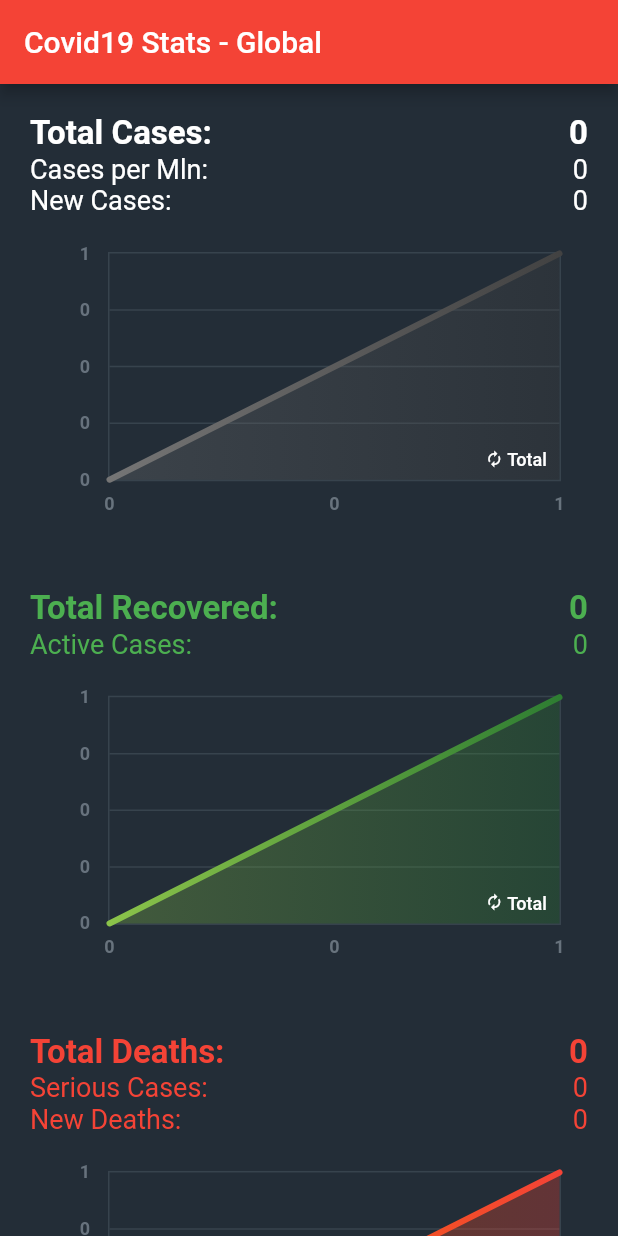
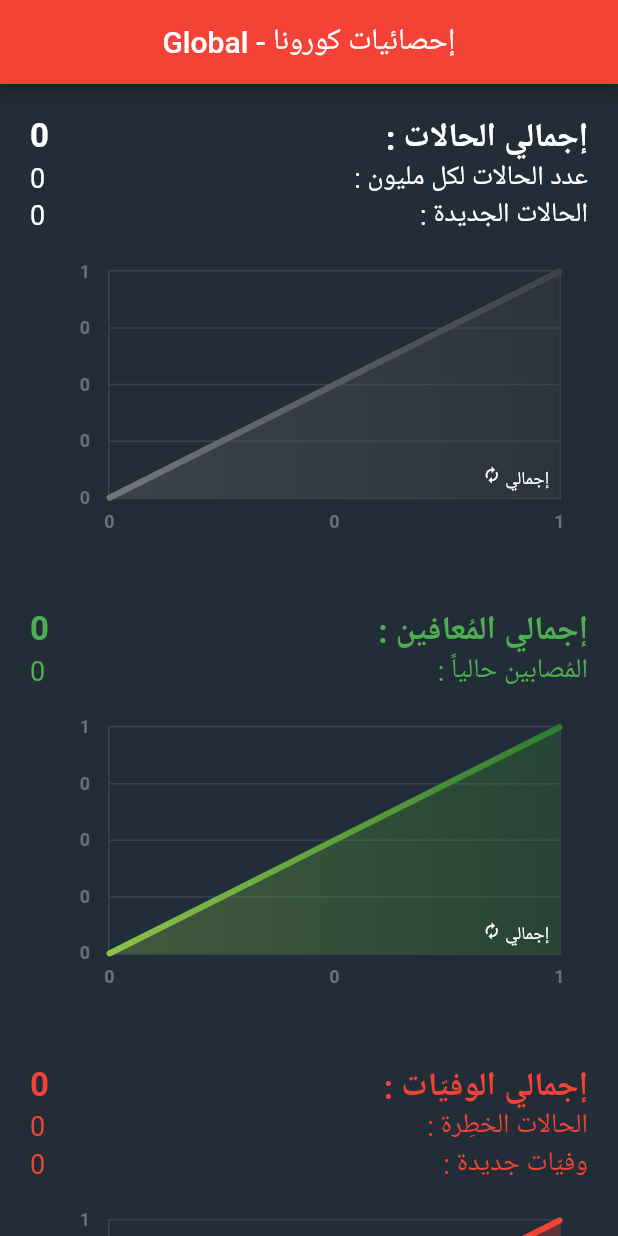
Before and after one commit to EidarousDev/covid19_stats, a Flutter app: the screen it shows after launch, on a phone screen of 412 x 824 dp. Run offline on Flutter 3.47's test engine with Material 2 defaults, Android fonts, the phone set to English and light mode, and no system bars; drawn by our look-alikes of fl_chart, liquid_pull_to_refresh.

Commit message:
Covid19 Stats Localization

```diff
--- a/lib/main.dart
+++ b/lib/main.dart
@@ -4,7 +4,6 @@ import 'package:liquid_pull_to_refresh/liquid_pull_to_refresh.dart';
 import 'package:fl_chart/fl_chart.dart';
 import 'package:flutter/material.dart';
 import 'package:http/http.dart' as http;
-import 'dart:developer' as dev;
 import 'dart:math';
 
 void main() => runApp(MyApp());
@@ -16,7 +15,7 @@ class MyApp extends StatelessWidget {
   Widget build(BuildContext context) {
     return MaterialApp(
       debugShowCheckedModeBanner: false,
-      title: 'Covid19 Stats',
+      title: 'إحصائيات فيروس كورونا',
       theme: ThemeData(primarySwatch: Colors.red),
       home: MyHomePage(),
     );
@@ -95,7 +94,8 @@ class _MyHomePageState extends State<MyHomePage> with TickerProviderStateMixin {
     return Scaffold(
       backgroundColor: Color(0xff232d37),
       appBar: AppBar(
-        title: Text("Covid19 Stats - " + country),
+        centerTitle: true,
+        title: Text(country + " - إحصائيات كورونا"),
       ),
       body: LiquidPullToRefresh(
         springAnimationDurationInMilliseconds: springAnimationDuration,
@@ -110,26 +110,28 @@ class _MyHomePageState extends State<MyHomePage> with TickerProviderStateMixin {
             Row(
               mainAxisAlignment: MainAxisAlignment.spaceBetween,
               children: <Widget>[
-                Text(
-                  'Total Cases:',
-                  style: TextStyle(color: Colors.white, fontSize: 22, fontWeight: FontWeight.bold),
-                ),
                 Counter(
-                  textStyle: TextStyle(color: Colors.white, fontSize: 22, fontWeight: FontWeight.bold),
+                  textStyle: TextStyle(
+                      color: Colors.white,
+                      fontSize: 22,
+                      fontWeight: FontWeight.bold),
                   animation: new StepTween(
                     begin: 0, //prevTotalCases,
                     end: countryData[country][0],
                   ).animate(_controller),
+                ),
+                Text(
+                  ': إجمالي الحالات',
+                  style: TextStyle(
+                      color: Colors.white,
+                      fontSize: 22,
+                      fontWeight: FontWeight.bold),
                 ),
               ],
             ),
             Row(
               mainAxisAlignment: MainAxisAlignment.spaceBetween,
               children: <Widget>[
-                Text(
-                  'Cases per Mln:',
-                  style: TextStyle(color: Colors.white, fontSize: 18),
-                ),
                 Counter(
                   textStyle: TextStyle(color: Colors.white, fontSize: 18),
                   animation: new StepTween(
@@ -137,21 +139,25 @@ class _MyHomePageState extends State<MyHomePage> with TickerProviderStateMixin {
                     end: (countryData[country][7] as double).toInt(),
                   ).animate(_controller),
                 ),
+                Text(
+                  ': عدد الحالات لكل مليون',
+                  style: TextStyle(color: Colors.white, fontSize: 18),
+                ),
               ],
             ),
             Row(
               mainAxisAlignment: MainAxisAlignment.spaceBetween,
               children: <Widget>[
-                Text(
-                  'New Cases:',
-                  style: TextStyle(color: Colors.white, fontSize: 18),
-                ),
                 Counter(
                   textStyle: TextStyle(color: Colors.white, fontSize: 18),
                   animation: new StepTween(
                     begin: 0, //prevTotalCases,
                     end: countryData[country][1],
                   ).animate(_controller),
+                ),
+                Text(
+                  ': الحالات الجديدة',
+                  style: TextStyle(color: Colors.white, fontSize: 18),
                 ),
               ],
             ),
@@ -160,32 +166,38 @@ class _MyHomePageState extends State<MyHomePage> with TickerProviderStateMixin {
             Row(
               mainAxisAlignment: MainAxisAlignment.spaceBetween,
               children: <Widget>[
-                Text(
-                  'Total Recovered:',
-                  style: TextStyle(color: Colors.green, fontSize: 22, fontWeight: FontWeight.bold),
-                ),
                 Counter(
-                  textStyle: TextStyle(color: Colors.green, fontSize: 22, fontWeight: FontWeight.bold),
+                  textStyle: TextStyle(
+                      color: Colors.green,
+                      fontSize: 22,
+                      fontWeight: FontWeight.bold),
                   animation: new StepTween(
                     begin: 0, //prevRecoveredCases,
                     end: countryData[country][4],
                   ).animate(_controller),
-                )
+                ),
+                Text(
+                  ': إجمالي المُعافين',
+                  style: TextStyle(
+                      color: Colors.green,
+                      fontSize: 22,
+                      fontWeight: FontWeight.bold),
+                ),
               ],
             ),
             Row(
               mainAxisAlignment: MainAxisAlignment.spaceBetween,
               children: <Widget>[
-                Text(
-                  'Active Cases:',
-                  style: TextStyle(color: Colors.green, fontSize: 18),
-                ),
                 Counter(
                   textStyle: TextStyle(color: Colors.green, fontSize: 18),
                   animation: new StepTween(
                     begin: 0, //prevTotalCases,
                     end: countryData[country][5],
                   ).animate(_controller),
+                ),
+                Text(
+                  ': المُصابين حالياً',
+                  style: TextStyle(color: Colors.green, fontSize: 18),
                 ),
               ],
             ),
@@ -194,26 +206,28 @@ class _MyHomePageState extends State<MyHomePage> with TickerProviderStateMixin {
             Row(
               mainAxisAlignment: MainAxisAlignment.spaceBetween,
               children: <Widget>[
-                Text(
-                  'Total Deaths:',
-                  style: TextStyle(color: Colors.red, fontSize: 22, fontWeight: FontWeight.bold),
-                ),
                 Counter(
-                  textStyle: TextStyle(color: Colors.red, fontSize: 22, fontWeight: FontWeight.bold),
+                  textStyle: TextStyle(
+                      color: Colors.red,
+                      fontSize: 22,
+                      fontWeight: FontWeight.bold),
                   animation: new StepTween(
                     begin: 0, //prevDeathCases,
                     end: countryData[country][2],
                   ).animate(_controller),
-                )
+                ),
+                Text(
+                  ': إجمالي الوفيّات',
+                  style: TextStyle(
+                      color: Colors.red,
+                      fontSize: 22,
+                      fontWeight: FontWeight.bold),
+                ),
               ],
             ),
             Row(
               mainAxisAlignment: MainAxisAlignment.spaceBetween,
               children: <Widget>[
-                Text(
-                  'Serious Cases:',
-                  style: TextStyle(color: Colors.red, fontSize: 18),
-                ),
                 Counter(
                   textStyle: TextStyle(color: Colors.red, fontSize: 18),
                   animation: new StepTween(
@@ -221,21 +235,25 @@ class _MyHomePageState extends State<MyHomePage> with TickerProviderStateMixin {
                     end: countryData[country][6],
                   ).animate(_controller),
                 ),
+                Text(
+                  ': الحالات الخطِرة',
+                  style: TextStyle(color: Colors.red, fontSize: 18),
+                ),
               ],
             ),
             Row(
               mainAxisAlignment: MainAxisAlignment.spaceBetween,
               children: <Widget>[
-                Text(
-                  'New Deaths:',
-                  style: TextStyle(color: Colors.red, fontSize: 18),
-                ),
                 Counter(
                   textStyle: TextStyle(color: Colors.red, fontSize: 18),
                   animation: new StepTween(
                     begin: 0, //prevTotalCases,
                     end: countryData[country][3],
                   ).animate(_controller),
+                ),
+                Text(
+                  ': وفيّات جديدة',
+                  style: TextStyle(color: Colors.red, fontSize: 18),
                 ),
               ],
             ),
@@ -245,11 +263,15 @@ class _MyHomePageState extends State<MyHomePage> with TickerProviderStateMixin {
                 ? FlatButton(
                     child: Container(
                         padding: EdgeInsets.all(10),
-                        decoration: BoxDecoration(color: Colors.grey, borderRadius: BorderRadius.circular(4)),
+                        decoration: BoxDecoration(
+                            color: Colors.grey,
+                            borderRadius: BorderRadius.circular(4)),
                         child: Row(
                           mainAxisAlignment: MainAxisAlignment.center,
                           children: <Widget>[
-                            Text("Load Charts", style: TextStyle(color: Color(0xff232d37), fontSize: 18)),
+                            Text("تحميل الإحصائيات",
+                                style: TextStyle(
+                                    color: Color(0xff232d37), fontSize: 18)),
                           ],
                         )),
                     onPressed: () {
@@ -270,7 +292,7 @@ class _MyHomePageState extends State<MyHomePage> with TickerProviderStateMixin {
           onPressed: () {
             navigateToSelection(context);
           },
-          tooltip: 'Select Country',
+          tooltip: 'إختر دولة',
           child: Icon(Icons.public),
         ),
       ),
@@ -297,15 +319,19 @@ class _MyHomePageState extends State<MyHomePage> with TickerProviderStateMixin {
 
   Widget createGraph(int type) {
     var daily = chartsData[country][2 + type];
-    var lineChartData = daily ? dailyData(chartsData[country][type - 1]) : totalData(chartsData[country][type - 1]);
+    var lineChartData = daily
+        ? dailyData(chartsData[country][type - 1])
+        : totalData(chartsData[country][type - 1]);
     return Stack(
       children: <Widget>[
         AspectRatio(
           aspectRatio: 1.70,
           child: Container(
             child: Padding(
-                padding: const EdgeInsets.only(right: 18.0, left: 12.0, top: 24, bottom: 12),
-                child: new LineChart(lineChartData, swapAnimationDuration: Duration(seconds: 1))),
+                padding: const EdgeInsets.only(
+                    right: 18.0, left: 12.0, top: 24, bottom: 12),
+                child: new LineChart(lineChartData,
+                    swapAnimationDuration: Duration(seconds: 1))),
           ),
         ),
         Positioned.fill(
@@ -318,14 +344,15 @@ class _MyHomePageState extends State<MyHomePage> with TickerProviderStateMixin {
                 highlightColor: Colors.transparent,
                 onPressed: () {
                   setState(() {
-                    chartsData[country][2 + type] = !chartsData[country][2 + type];
+                    chartsData[country][2 + type] =
+                        !chartsData[country][2 + type];
                   });
                 },
                 child: Wrap(
                   children: <Widget>[
                     Icon(Icons.autorenew, color: Colors.white, size: 12),
                     Text(
-                      chartsData[country][2 + type] ? ' Daily' : ' Total',
+                      chartsData[country][2 + type] ? ' يومي' : ' إجمالي',
                       style: TextStyle(
                         fontSize: 12,
                         color: Colors.white,
@@ -384,7 +411,10 @@ class _MyHomePageState extends State<MyHomePage> with TickerProviderStateMixin {
           interval: hInterval,
           showTitles: true,
           reservedSize: 22,
-          textStyle: TextStyle(color: const Color(0xff68737d), fontWeight: FontWeight.bold, fontSize: 12),
+          textStyle: TextStyle(
+              color: const Color(0xff68737d),
+              fontWeight: FontWeight.bold,
+              fontSize: 12),
           getTitles: (value) {
             return xLabels[value.toInt()];
           },
@@ -410,7 +440,9 @@ class _MyHomePageState extends State<MyHomePage> with TickerProviderStateMixin {
           margin: 12,
         ),
       ),
-      borderData: FlBorderData(show: true, border: Border.all(color: const Color(0xff37434d), width: 1)),
+      borderData: FlBorderData(
+          show: true,
+          border: Border.all(color: const Color(0xff37434d), width: 1)),
       minX: 0,
       maxX: (values.length - 1).toDouble(),
       minY: 0,
@@ -427,7 +459,8 @@ class _MyHomePageState extends State<MyHomePage> with TickerProviderStateMixin {
           ),
           belowBarData: BarAreaData(
             show: true,
-            colors: gradientColors.map((color) => color.withOpacity(0.3)).toList(),
+            colors:
+                gradientColors.map((color) => color.withOpacity(0.3)).toList(),
           ),
         ),
       ],
@@ -483,7 +516,10 @@ class _MyHomePageState extends State<MyHomePage> with TickerProviderStateMixin {
           interval: hInterval,
           showTitles: true,
           reservedSize: 22,
-          textStyle: TextStyle(color: const Color(0xff68737d), fontWeight: FontWeight.bold, fontSize: 12),
+          textStyle: TextStyle(
+              color: const Color(0xff68737d),
+              fontWeight: FontWeight.bold,
+              fontSize: 12),
           getTitles: (value) {
             return xLabels[value.toInt()];
           },
@@ -509,7 +545,9 @@ class _MyHomePageState extends State<MyHomePage> with TickerProviderStateMixin {
           margin: 12,
         ),
       ),
-      borderData: FlBorderData(show: true, border: Border.all(color: const Color(0xff37434d), width: 1)),
+      borderData: FlBorderData(
+          show: true,
+          border: Border.all(color: const Color(0xff37434d), width: 1)),
       minX: 0,
       maxX: (values.length - 1).toDouble(),
       minY: 0,
@@ -526,7 +564,8 @@ class _MyHomePageState extends State<MyHomePage> with TickerProviderStateMixin {
           ),
           belowBarData: BarAreaData(
             show: true,
-            colors: gradientColors.map((color) => color.withOpacity(0.3)).toList(),
+            colors:
+                gradientColors.map((color) => color.withOpacity(0.3)).toList(),
           ),
         ),
       ],
@@ -535,7 +574,8 @@ class _MyHomePageState extends State<MyHomePage> with TickerProviderStateMixin {
 }
 
 class Counter extends AnimatedWidget {
-  Counter({Key key, this.animation, this.textStyle}) : super(key: key, listenable: animation);
+  Counter({Key key, this.animation, this.textStyle})
+      : super(key: key, listenable: animation);
   final Animation<int> animation;
   final TextStyle textStyle;
 
--- a/lib/selectCountry.dart
+++ b/lib/selectCountry.dart
@@ -1,6 +1,4 @@
-import 'package:flutter/foundation.dart';
 import 'package:flutter/material.dart';
-import 'package:liquid_pull_to_refresh/liquid_pull_to_refresh.dart';
 import 'dart:developer' as dev;
 
 class SelectionScreen extends StatefulWidget {
@@ -321,7 +319,9 @@ class _SelectionScreenState extends State<SelectionScreen> {
         dev.log(scrollTo.toString());
         if (scrollTo > 0)
           scrollController.animateTo(scrollTo,
-              duration: Duration(milliseconds: (678 * (1 + (index / 30))).toInt()), curve: Curves.ease);
+              duration:
+                  Duration(milliseconds: (678 * (1 + (index / 30))).toInt()),
+              curve: Curves.ease);
       });
     });
   }
@@ -346,11 +346,9 @@ class _SelectionScreenState extends State<SelectionScreen> {
     return Scaffold(
         backgroundColor: Color(0xff232d37),
         appBar: AppBar(
-          title: Text('Select a country'),
+          title: Text('إختر دولة'),
           actions: <Widget>[
-            IconButton(
-                onPressed: toggleSearchField,
-                icon: Icon(Icons.search)),
+            IconButton(onPressed: toggleSearchField, icon: Icon(Icons.search)),
           ],
         ),
         body: Stack(
@@ -362,16 +360,17 @@ class _SelectionScreenState extends State<SelectionScreen> {
                 shrinkWrap: true,
                 itemCount: filteredCountries.length,
                 itemBuilder: (context, i) {
-                  return getListTile(context, i, firstInSearch: searchFieldVisible && i == 0, animated: newSearch && i == 0);
+                  return getListTile(context, i,
+                      firstInSearch: searchFieldVisible && i == 0,
+                      animated: newSearch && i == 0);
                 },
               ),
             ),
             new AnimatedContainer(
               duration: Duration(milliseconds: 250),
               height: searchFieldVisible ? 80 : 0,
-              onEnd: (){
-                if(searchFieldVisible)
-                  textFieldFocusNode.requestFocus();
+              onEnd: () {
+                if (searchFieldVisible) textFieldFocusNode.requestFocus();
               },
               child: new Padding(
                 padding: const EdgeInsets.all(8.0),
@@ -384,15 +383,19 @@ class _SelectionScreenState extends State<SelectionScreen> {
                         focusNode: textFieldFocusNode,
                         enabled: searchFieldVisible,
                         controller: _controller,
-                        decoration: new InputDecoration(hintText: 'Search', border: InputBorder.none),
-                        onTap: (){
-                          if(newSearch = true)
-                            newSearch = false;
+                        decoration: new InputDecoration(
+                            hintText: 'Search', border: InputBorder.none),
+                        onTap: () {
+                          if (newSearch = true) newSearch = false;
                         },
                         onChanged: (String value) {
                           setState(() {
                             newSearch = false;
-                            filteredCountries = widget.countries.where((s) => s.toLowerCase().contains(value.toLowerCase())).toList();
+                            filteredCountries = widget.countries
+                                .where((s) => s
+                                    .toLowerCase()
+                                    .contains(value.toLowerCase()))
+                                .toList();
                           });
                         },
                       ),
@@ -409,7 +412,8 @@ class _SelectionScreenState extends State<SelectionScreen> {
         ));
   }
 
-  Widget getListTile(context, i, {bool firstInSearch = false, bool animated = false}) {
+  Widget getListTile(context, i,
+      {bool firstInSearch = false, bool animated = false}) {
     return InkWell(
       onTap: () {
         Navigator.pop(context, filteredCountries[i]);
@@ -420,7 +424,9 @@ class _SelectionScreenState extends State<SelectionScreen> {
         margin: EdgeInsets.only(top: firstInSearch ? 72 : 0),
         padding: EdgeInsets.symmetric(horizontal: 20),
         decoration: new BoxDecoration(
-            color: i % 2 == 0 ? Colors.transparent : Color.fromARGB(10, 255, 255, 255)),
+            color: i % 2 == 0
+                ? Colors.transparent
+                : Color.fromARGB(10, 255, 255, 255)),
         child: ListTile(
           title: Row(
             children: <Widget>[
--- a/pubspec.yaml
+++ b/pubspec.yaml
@@ -77,3 +77,6 @@ flutter:
   #
   # For details regarding fonts from package dependencies,
   # see https://flutter.dev/custom-fonts/#from-packages
+
+flutter_localizations:
+  sdk: flutter
```
Lines whose indentation alone changed are shown as unchanged.
